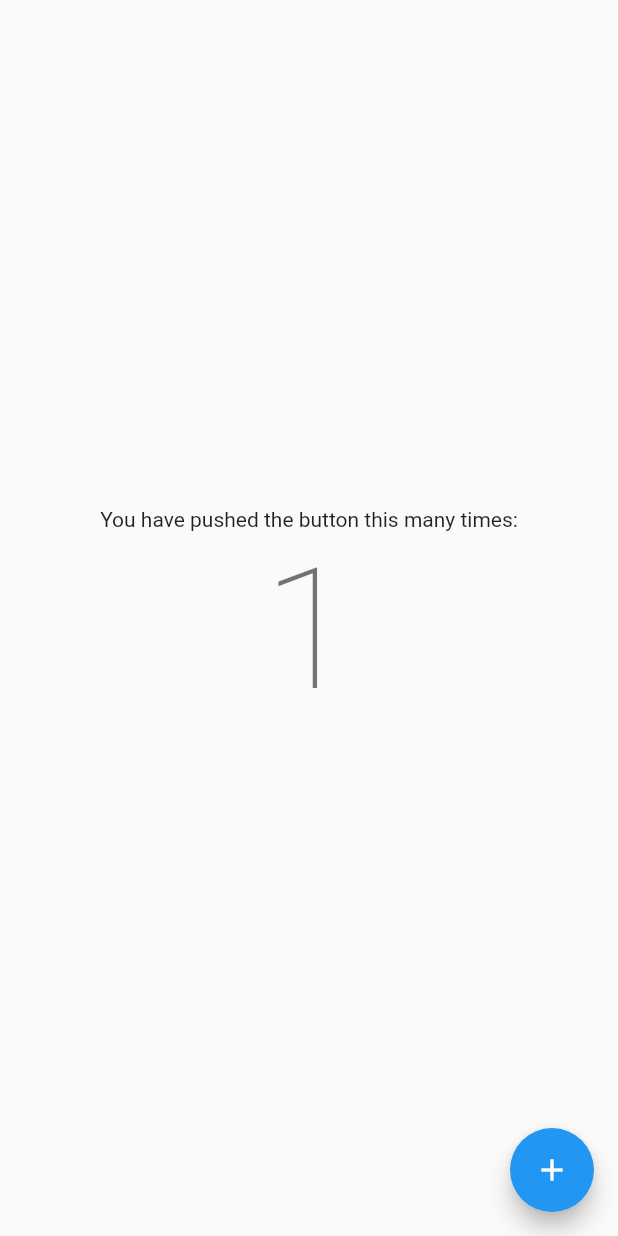
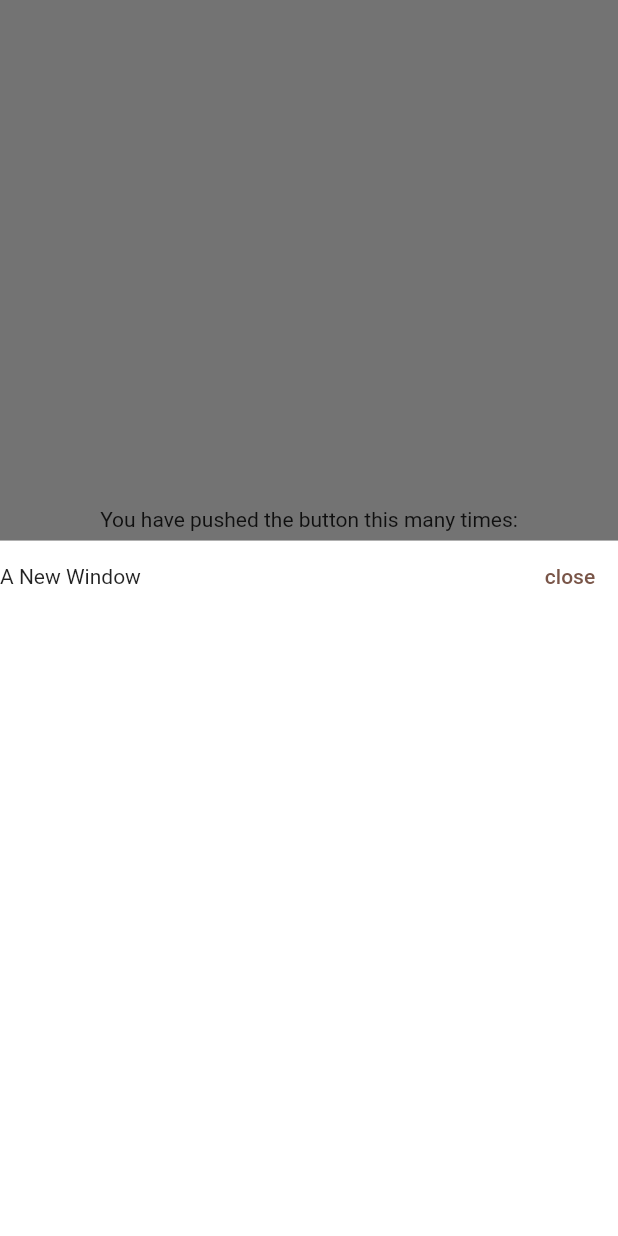
Before and after one commit to AbdulKhadhar/Counter-FLutter, a Flutter app: the screen it shows after launch, after a tap on the "add" icon, on a phone screen of 412 x 824 dp. Run offline on Flutter 3.47's test engine with Material 2 defaults, Android fonts, the phone set to English and light mode, and no system bars; our stand-ins replace animated_splash_screen.

Commit message:
Added a close button to showModalBttomSheet

```diff
--- a/lib/main.dart
+++ b/lib/main.dart
@@ -1,3 +1,5 @@
+//import 'dart:html';
+
 import 'package:flutter/material.dart';
 
 void main() => runApp(MyApp());
@@ -9,16 +11,7 @@ class MyApp extends StatelessWidget {
     return MaterialApp(
       title: 'Flutter Demo',
       theme: ThemeData(
-        // This is the theme of your application.
-        //
-        // Try running your application with "flutter run". You'll see the
-        // application has a blue toolbar. Then, without quitting the app, try
-        // changing the primarySwatch below to Colors.green and then invoke
-        // "hot reload" (press "r" in the console where you ran "flutter run",
-        // or simply save your changes to "hot reload" in a Flutter IDE).
-        // Notice that the counter didn't reset back to zero; the application
-        // is not restarted.
-        primarySwatch: Colors.blue,
+        primarySwatch: Colors.brown,
       ),
       home: MyHomePage(),
     );
@@ -29,37 +22,14 @@ class MyHomePage extends StatelessWidget {
   ValueNotifier<int> _counter = ValueNotifier(0);
 
   void _incrementCounter() {
-    _counter.value = _counter.value+1;
+    _counter.value = _counter.value + 1;
   }
 
   @override
   Widget build(BuildContext context) {
-    // This method is rerun every time setState is called, for instance as done
-    // by the _incrementCounter method above.
-    //
-    // The Flutter framework has been optimized to make rerunning build methods
-    // fast, so that you can just rebuild anything that needs updating rather
-    // than having to individually change instances of widgets.
     return Scaffold(
-
       body: Center(
-        // Center is a layout widget. It takes a single child and positions it
-        // in the middle of the parent.
         child: Column(
-          // Column is also layout widget. It takes a list of children and
-          // arranges them vertically. By default, it sizes itself to fit its
-          // children horizontally, and tries to be as tall as its parent.
-          //
-          // Invoke "debug painting" (press "p" in the console, choose the
-          // "Toggle Debug Paint" action from the Flutter Inspector in Android
-          // Studio, or the "Toggle Debug Paint" command in Visual Studio Code)
-          // to see the wireframe for each widget.
-          //
-          // Column has various properties to control how it sizes itself and
-          // how it positions its children. Here we use mainAxisAlignment to
-          // center the children vertically; the main axis here is the vertical
-          // axis because Columns are vertical (the cross axis would be
-          // horizontal).
           mainAxisAlignment: MainAxisAlignment.center,
           children: <Widget>[
             Text(
@@ -69,19 +39,46 @@ class MyHomePage extends StatelessWidget {
               valueListenable: _counter,
               builder: ((ctx, newValue, child) {
                 return Text(
-                '$newValue',
-                style: Theme.of(context).textTheme.displayLarge,
-              );
+                  '$newValue',
+                  style: Theme.of(context).textTheme.displayLarge,
+                );
               }),
             ),
           ],
         ),
       ),
       floatingActionButton: FloatingActionButton(
-        onPressed: _incrementCounter,
+        onPressed: () {
+          showBottomSheet(context);
+        },
         tooltip: 'Increment',
         child: Icon(Icons.add),
       ), // This trailing comma makes auto-formatting nicer for build methods.
     );
   }
+
+  Future<void> showBottomSheet(BuildContext ctx) async {
+    showModalBottomSheet(
+        context: ctx,
+        builder: (ctx1) {
+          return Container(
+            width: double.infinity,
+            height: 500,
+            color: Colors.white,
+            child: ListView(
+              children: [
+                Row(
+                  mainAxisAlignment: MainAxisAlignment.spaceBetween,
+                  children: [
+                    Text("A New Window"),
+                    TextButton(onPressed: (() {
+                      Navigator.of(ctx1).pop();
+                    }), child: Text("close"))
+                  ],
+                )
+              ],
+            ),
+          );
+        });
   }
+}
```
